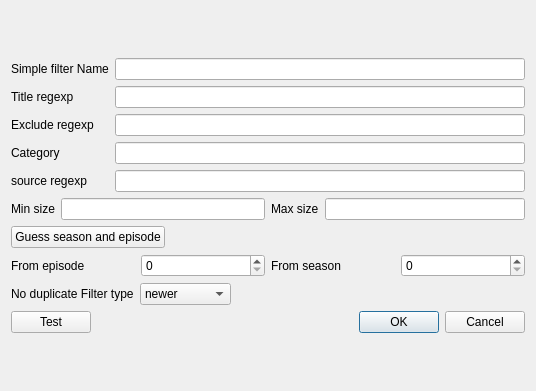
This is branches/qtswarmtv-tvdb/simpleeditdialog.ui in annejan/swarmtv as Qt 5 draws it before an edit. The edited form follows.
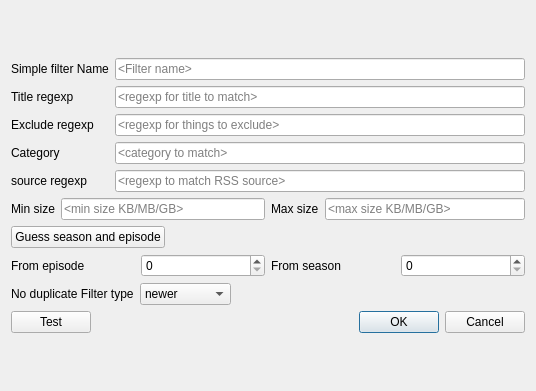
This is the edited form. Icons and pictures are not drawn.

Commit message: Added tooltips to main and config windows.

What changed in the file:
```diff
--- a/branches/qtswarmtv-tvdb/simpleeditdialog.ui
+++ b/branches/qtswarmtv-tvdb/simpleeditdialog.ui
@@ -64,19 +64,39 @@
        <item>
         <layout class="QVBoxLayout" name="verticalLayout">
          <item>
-          <widget class="QLineEdit" name="nameSimpleLineEdit"/>
+          <widget class="QLineEdit" name="nameSimpleLineEdit">
+           <property name="placeholderText">
+            <string>&lt;Filter name&gt;</string>
+           </property>
+          </widget>
          </item>
          <item>
-          <widget class="QLineEdit" name="titleSimpleLineEdit"/>
+          <widget class="QLineEdit" name="titleSimpleLineEdit">
+           <property name="placeholderText">
+            <string>&lt;regexp for title to match&gt;</string>
+           </property>
+          </widget>
          </item>
          <item>
-          <widget class="QLineEdit" name="excludeSimpleLineEdit"/>
+          <widget class="QLineEdit" name="excludeSimpleLineEdit">
+           <property name="placeholderText">
+            <string>&lt;regexp for things to exclude&gt;</string>
+           </property>
+          </widget>
          </item>
          <item>
-          <widget class="QLineEdit" name="categorySimpleLineEdit"/>
+          <widget class="QLineEdit" name="categorySimpleLineEdit">
+           <property name="placeholderText">
+            <string>&lt;category to match&gt;</string>
+           </property>
+          </widget>
          </item>
          <item>
-          <widget class="QLineEdit" name="sourceSimpleLineEdit"/>
+          <widget class="QLineEdit" name="sourceSimpleLineEdit">
+           <property name="placeholderText">
+            <string>&lt;regexp to match RSS source&gt;</string>
+           </property>
+          </widget>
          </item>
         </layout>
        </item>
@@ -96,7 +116,11 @@
             </widget>
            </item>
            <item>
-            <widget class="QLineEdit" name="minSizeSimpleLineEdit"/>
+            <widget class="QLineEdit" name="minSizeSimpleLineEdit">
+             <property name="placeholderText">
+              <string>&lt;min size KB/MB/GB&gt;</string>
+             </property>
+            </widget>
            </item>
           </layout>
          </item>
@@ -110,7 +134,11 @@
             </widget>
            </item>
            <item>
-            <widget class="QLineEdit" name="maxSizeSimpleLineEdit"/>
+            <widget class="QLineEdit" name="maxSizeSimpleLineEdit">
+             <property name="placeholderText">
+              <string>&lt;max size KB/MB/GB&gt;</string>
+             </property>
+            </widget>
            </item>
           </layout>
          </item>
```
Left out of the diff: 1 changed line with no effect on the pictures. The commit also changes 4 other files.
